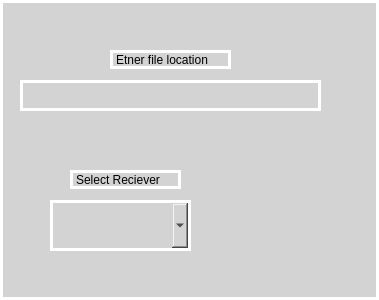
reegsie/koompi-onelab-status, file Master_UI/file_nav.ui: the form before one commit.
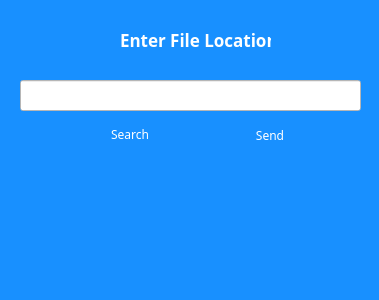
The form after the commit.

Commit message: Added ou/group creation dialogs

```diff
--- a/Master_UI/file_nav.ui
+++ b/Master_UI/file_nav.ui
@@ -14,102 +14,118 @@
    <string>Form</string>
   </property>
   <property name="styleSheet">
-   <string notr="true">background-color: lightgrey; border: 3 solid white </string>
+   <string notr="true">background-color:  #1890ff; </string>
   </property>
   <widget class="QLineEdit" name="file_url_input">
    <property name="geometry">
     <rect>
      <x>20</x>
      <y>80</y>
-     <width>301</width>
+     <width>341</width>
      <height>31</height>
     </rect>
    </property>
+   <property name="styleSheet">
+    <string notr="true">background-color: #fff;</string>
+   </property>
   </widget>
   <widget class="QLabel" name="label">
    <property name="geometry">
     <rect>
-     <x>110</x>
-     <y>50</y>
-     <width>121</width>
+     <x>120</x>
+     <y>30</y>
+     <width>151</width>
      <height>19</height>
     </rect>
    </property>
+   <property name="font">
+    <font>
+     <family>Droid Sans</family>
+     <pointsize>13</pointsize>
+     <weight>75</weight>
+     <bold>true</bold>
+    </font>
+   </property>
+   <property name="styleSheet">
+    <string notr="true">color: white;</string>
+   </property>
    <property name="text">
-    <string>Etner file location</string>
+    <string>Enter File Location </string>
    </property>
   </widget>
   <widget class="QPushButton" name="open_pacman_btn">
    <property name="geometry">
     <rect>
-     <x>330</x>
-     <y>80</y>
-     <width>30</width>
+     <x>80</x>
+     <y>120</y>
+     <width>100</width>
      <height>28</height>
     </rect>
    </property>
+   <property name="minimumSize">
+    <size>
+     <width>100</width>
+     <height>0</height>
+    </size>
+   </property>
    <property name="maximumSize">
     <size>
-     <width>30</width>
+     <width>100</width>
      <height>30</height>
     </size>
    </property>
+   <property name="font">
+    <font>
+     <family>Droid Sans</family>
+    </font>
+   </property>
+   <property name="cursor">
+    <cursorShape>PointingHandCursor</cursorShape>
+   </property>
+   <property name="focusPolicy">
+    <enum>Qt::WheelFocus</enum>
+   </property>
    <property name="styleSheet">
-    <string notr="true">background-color: lightgrey; border: none</string>
+    <string notr="true">background-color:  #1890ff; border: none; color: #fff;</string>
    </property>
    <property name="text">
-    <string/>
+    <string>Search</string>
    </property>
   </widget>
   <widget class="QPushButton" name="send_file_btn">
    <property name="geometry">
     <rect>
-     <x>230</x>
-     <y>170</y>
-     <width>75</width>
-     <height>75</height>
+     <x>220</x>
+     <y>120</y>
+     <width>100</width>
+     <height>30</height>
     </rect>
    </property>
    <property name="minimumSize">
     <size>
-     <width>75</width>
-     <height>75</height>
+     <width>100</width>
+     <height>30</height>
     </size>
    </property>
    <property name="maximumSize">
     <size>
-     <width>75</width>
-     <height>75</height>
+     <width>100</width>
+     <height>30</height>
     </size>
    </property>
+   <property name="font">
+    <font>
+     <family>Droid Sans</family>
+    </font>
+   </property>
+   <property name="cursor">
+    <cursorShape>PointingHandCursor</cursorShape>
+   </property>
    <property name="styleSheet">
-    <string notr="true">background-color: lightgrey; border: none</string>
+    <string notr="true">background-color:  #1890ff;  border: none; color: #fff;</string>
    </property>
    <property name="text">
-    <string/>
-   </property>
-  </widget>
-  <widget class="QComboBox" name="pc_select_file">
-   <property name="geometry">
-    <rect>
-     <x>50</x>
-     <y>200</y>
-     <width>141</width>
-     <height>51</height>
-    </rect>
-   </property>
-  </widget>
-  <widget class="QLabel" name="label_2">
-   <property name="geometry">
-    <rect>
-     <x>70</x>
-     <y>170</y>
-     <width>111</width>
-     <height>19</height>
-    </rect>
-   </property>
-   <property name="text">
-    <string>Select Reciever</string>
+    <string>Send</string>
    </property>
   </widget>
  </widget>
```
The commit also changes 6 other files.
